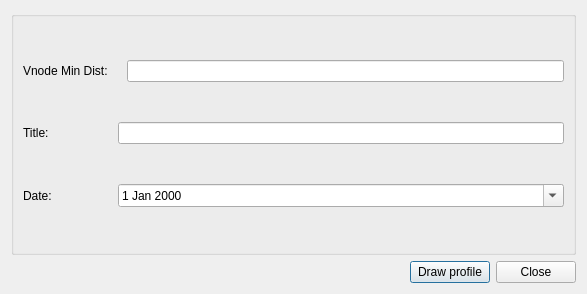
First picture: the form in profile/ui/profile_tool.ui, repository bgeo-gis/qwc2-giswater-services, before the edit.
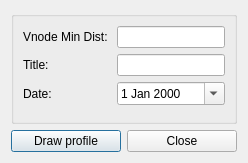
Second picture: the form after the edit.

The edit to the form file:
```diff
--- a/profile/ui/profile_tool.ui
+++ b/profile/ui/profile_tool.ui
@@ -2,190 +2,81 @@
 <ui version="4.0">
  <class>dlg_draw_profile</class>
  <widget class="QDialog" name="dlg_draw_profile">
-  <property name="geometry">
-   <rect>
-    <x>0</x>
-    <y>0</y>
-    <width>587</width>
-    <height>294</height>
-   </rect>
-  </property>
-  <property name="sizePolicy">
-   <sizepolicy hsizetype="Expanding" vsizetype="Expanding">
-    <horstretch>0</horstretch>
-    <verstretch>0</verstretch>
-   </sizepolicy>
-  </property>
-  <property name="minimumSize">
-   <size>
-    <width>300</width>
-    <height>150</height>
-   </size>
-  </property>
-  <property name="maximumSize">
-   <size>
-    <width>600</width>
-    <height>300</height>
-   </size>
-  </property>
-  <property name="windowTitle">
-   <string>Dialog</string>
-  </property>
   <layout class="QGridLayout" name="gridLayout">
-   <item row="1" column="1">
-    <widget class="QPushButton" name="btn_accept">
-     <property name="text">
-      <string>Draw profile</string>
-     </property>
-     <property name="widgetfunction">
-      <string>{"functionName": "accept", "params": {}}</string>
-     </property>
-    </widget>
-   </item>
-   <item row="1" column="0">
-    <spacer name="horizontalSpacer">
-     <property name="orientation">
-      <enum>Qt::Horizontal</enum>
-     </property>
-     <property name="sizeHint" stdset="0">
-      <size>
-       <width>40</width>
-       <height>20</height>
-      </size>
-     </property>
-    </spacer>
-   </item>
-   <item row="1" column="2">
-    <widget class="QPushButton" name="btn_close">
-     <property name="text">
-      <string>Close</string>
-     </property>
-     <property name="widgetfunction">
-      <string>{"functionName": "closeDlg", "params": {}}</string>
-     </property>
-    </widget>
-   </item>
-   <item row="0" column="0" colspan="3">
+   <item row="0" column="0">
     <widget class="QGroupBox" name="groupBox">
-     <property name="minimumSize">
-      <size>
-       <width>0</width>
-       <height>0</height>
-      </size>
-     </property>
      <property name="title">
       <string/>
      </property>
      <layout class="QGridLayout" name="gridLayout_2">
-      <item row="0" column="0">
-       <layout class="QHBoxLayout" name="horizontalLayout">
-        <item>
-         <widget class="QLabel" name="label">
-          <property name="sizePolicy">
-           <sizepolicy hsizetype="Preferred" vsizetype="Preferred">
-            <horstretch>0</horstretch>
-            <verstretch>0</verstretch>
-           </sizepolicy>
-          </property>
-          <property name="text">
-           <string>Vnode Min Dist: </string>
-          </property>
-         </widget>
-        </item>
-        <item>
-         <spacer name="horizontalSpacer_2">
-          <property name="orientation">
-           <enum>Qt::Horizontal</enum>
-          </property>
-          <property name="sizeType">
-           <enum>QSizePolicy::Fixed</enum>
-          </property>
-          <property name="sizeHint" stdset="0">
-           <size>
-            <width>10</width>
-            <height>20</height>
-           </size>
-          </property>
-         </spacer>
-        </item>
-        <item>
-         <widget class="QLineEdit" name="txt_vnode"/>
-        </item>
-       </layout>
+      <item row="0" column="1">
+       <widget class="QLineEdit" name="txt_vnode"/>
+      </item>
+      <item row="2" column="1">
+       <widget class="QDateEdit" name="date_to">
+        <property name="calendarPopup">
+         <bool>true</bool>
+        </property>
+       </widget>
       </item>
       <item row="1" column="0">
-       <layout class="QHBoxLayout" name="horizontalLayout_2">
-        <item>
-         <widget class="QLabel" name="label_2">
-          <property name="text">
-           <string>Title: </string>
-          </property>
-         </widget>
-        </item>
-        <item>
-         <spacer name="horizontalSpacer_3">
-          <property name="orientation">
-           <enum>Qt::Horizontal</enum>
-          </property>
-          <property name="sizeType">
-           <enum>QSizePolicy::Fixed</enum>
-          </property>
-          <property name="sizeHint" stdset="0">
-           <size>
-            <width>60</width>
-            <height>20</height>
-           </size>
-          </property>
-         </spacer>
-        </item>
-        <item>
-         <widget class="QLineEdit" name="txt_title"/>
-        </item>
-       </layout>
+       <widget class="QLabel" name="label_2">
+        <property name="text">
+         <string>Title: </string>
+        </property>
+       </widget>
       </item>
       <item row="2" column="0">
-       <layout class="QHBoxLayout" name="horizontalLayout_3">
-        <item>
-         <widget class="QLabel" name="label_3">
-          <property name="text">
-           <string>Date:</string>
-          </property>
-         </widget>
-        </item>
-        <item>
-         <spacer name="horizontalSpacer_4">
-          <property name="orientation">
-           <enum>Qt::Horizontal</enum>
-          </property>
-          <property name="sizeType">
-           <enum>QSizePolicy::Fixed</enum>
-          </property>
-          <property name="sizeHint" stdset="0">
-           <size>
-            <width>60</width>
-            <height>20</height>
-           </size>
-          </property>
-         </spacer>
-        </item>
-        <item>
-         <widget class="QDateEdit" name="date_to">
-          <property name="sizePolicy">
-           <sizepolicy hsizetype="Expanding" vsizetype="Fixed">
-            <horstretch>0</horstretch>
-            <verstretch>0</verstretch>
-           </sizepolicy>
-          </property>
-          <property name="calendarPopup">
-           <bool>true</bool>
-          </property>
-         </widget>
-        </item>
-       </layout>
+       <widget class="QLabel" name="label_3">
+        <property name="text">
+         <string>Date:</string>
+        </property>
+       </widget>
+      </item>
+      <item row="0" column="0">
+       <widget class="QLabel" name="label">
+        <property name="text">
+         <string>Vnode Min Dist: </string>
+        </property>
+       </widget>
+      </item>
+      <item row="1" column="1">
+       <widget class="QLineEdit" name="txt_title"/>
+      </item>
+      <item row="3" column="0" colspan="2">
+       <spacer name="verticalSpacer">
+        <property name="orientation">
+         <enum>Qt::Vertical</enum>
+        </property>
+       </spacer>
       </item>
      </layout>
     </widget>
    </item>
+   <item row="1" column="0">
+    <layout class="QHBoxLayout" name="horizontalLayout_4">
+     <item>
+      <widget class="QPushButton" name="btn_accept">
+       <property name="text">
+        <string>Draw profile</string>
+       </property>
+       <property name="widgetfunction">
+        <string>{"functionName": "accept", "params": {}}</string>
+       </property>
+      </widget>
+     </item>
+     <item>
+      <widget class="QPushButton" name="btn_close">
+       <property name="text">
+        <string>Close</string>
+       </property>
+       <property name="widgetfunction">
+        <string>{"functionName": "closeDlg", "params": {}}</string>
+       </property>
+      </widget>
+     </item>
+    </layout>
+   </item>
   </layout>
  </widget>
  <resources/>
```
Left out of the diff: 2 changed lines with no effect on the pictures.
